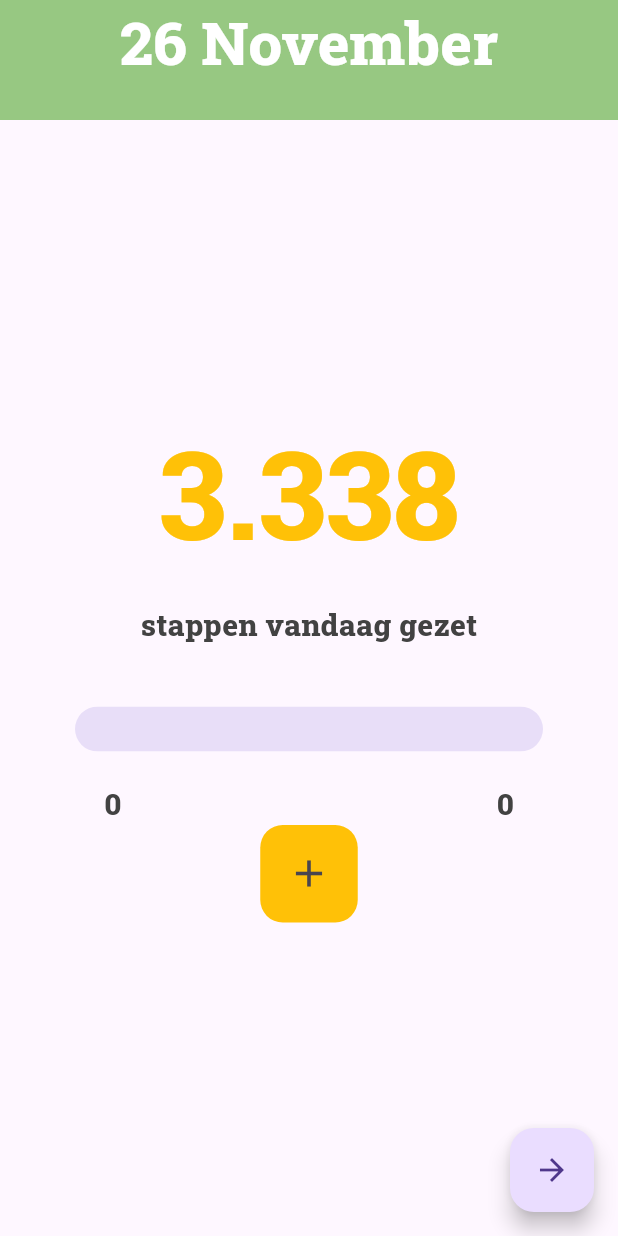
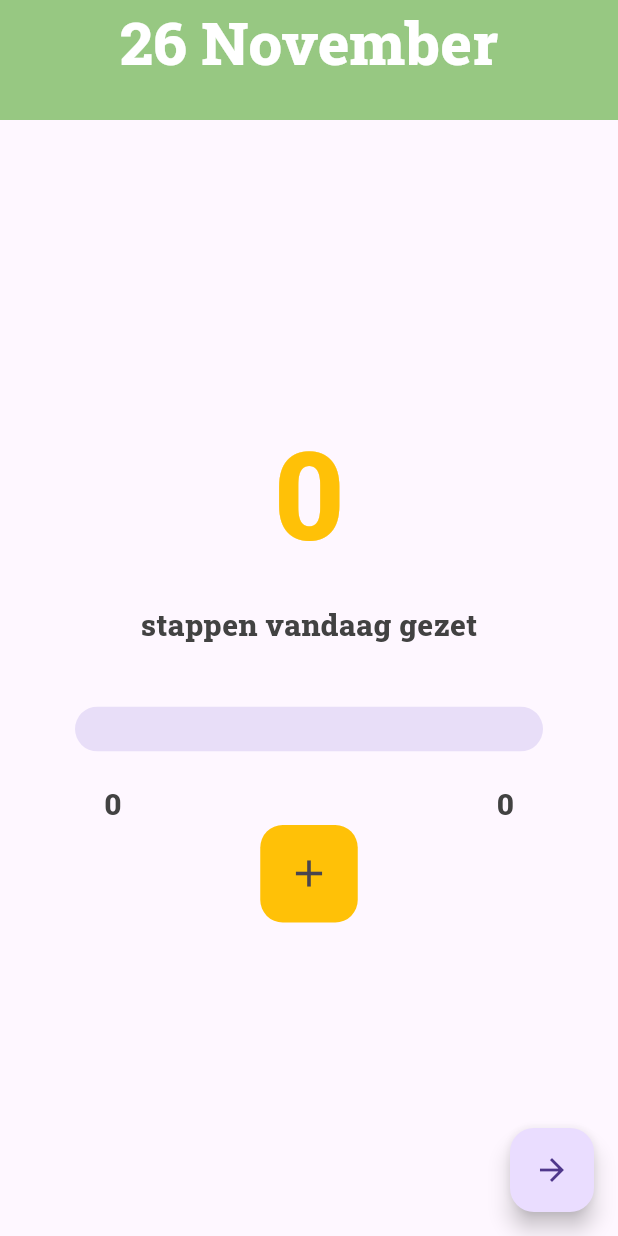
Before and after one commit to emm-j/PWS, a Flutter app: the screen it shows after launch, on a phone screen of 412 x 824 dp. Run offline on Flutter 3.47's test engine with Material 3 defaults, Android fonts, the phone set to English and light mode, and no system bars; our stand-ins replace pedometer, permission_handler.

Commit message:
Pedometer plugin toegevoegd

```diff
--- a/lib/main.dart
+++ b/lib/main.dart
@@ -1,5 +1,8 @@
 import 'package:flutter/material.dart';
 import 'package:intl/intl.dart';
+
+import 'package:pedometer/pedometer.dart';
+import 'package:permission_handler/permission_handler.dart';
 int _doelstappen = 0;
 
 
@@ -104,11 +107,11 @@ class _HomePageState extends State<HomePage> {
               padding: const EdgeInsetsDirectional.fromSTEB(30, 40, 30, 40),
               child: Column(
                 children: <Widget>[
-                  const Padding(
+                  Padding(
                       padding: EdgeInsetsDirectional.fromSTEB(30, 150, 30, 0),
                       child: Center(
                         child: Text(
-                          '3.338',
+                          "$waardedagelijksevoortgang",
                           style: TextStyle(
                               fontSize: 82.0,
                               fontFamily: 'Tekst',
--- a/pubspec.yaml
+++ b/pubspec.yaml
@@ -31,6 +31,8 @@ dependencies:
   flutter:
     sdk: flutter
   intl: ^0.18.1
+  pedometer: ^4.0.2
+  permission_handler: ^11.3.1
 
 
   # The following adds the Cupertino Icons font to your application.
```
Also changed, not shown: pubspec.lock, 3 other files.
